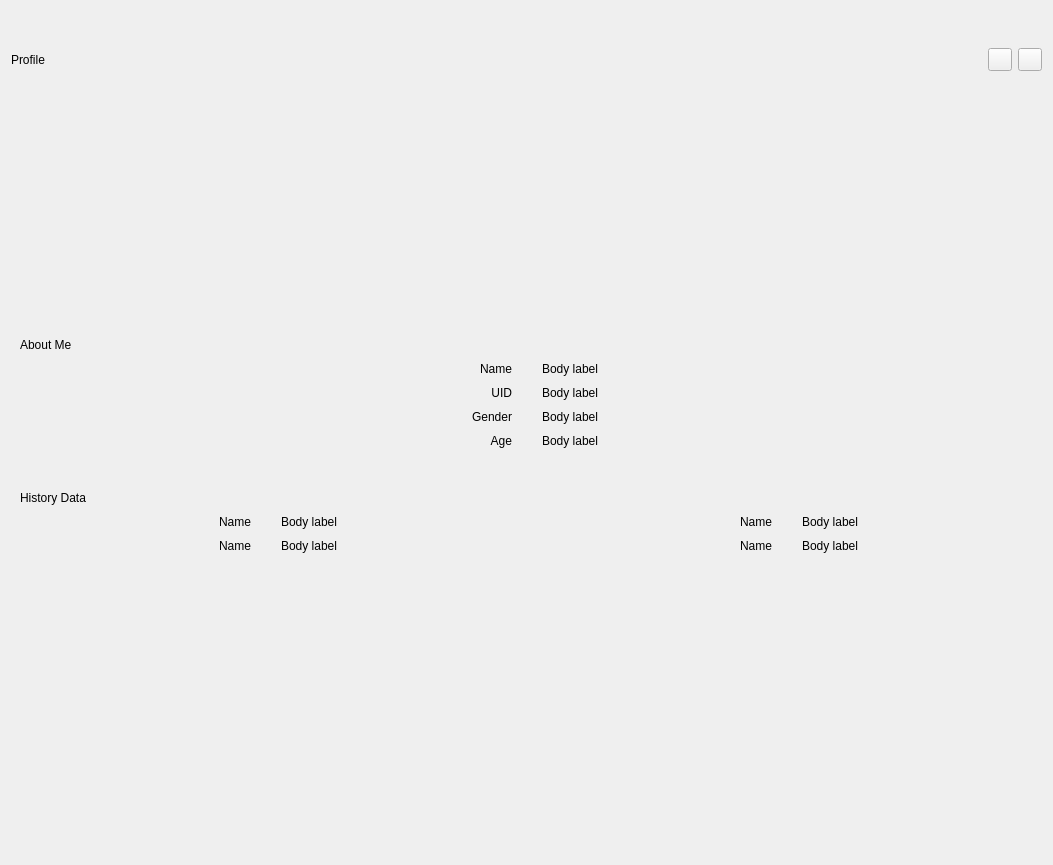
This is health_tracker/health_app_pyqt/ui/profile_interface.ui in sxdl/health_tracker as Qt 5 draws it before an edit. The edited form follows.
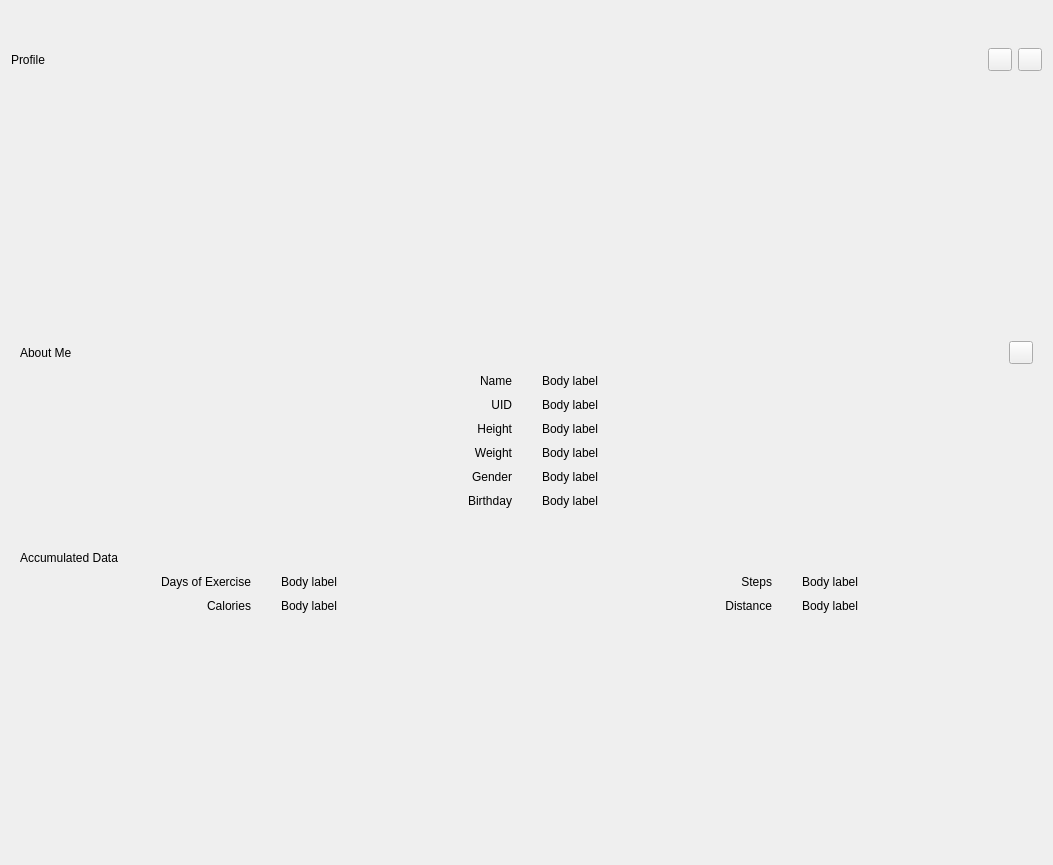
This is the edited form. Icons and pictures are not drawn. Custom widgets are drawn as their Qt base class.

Diff of the .ui file:
```diff
--- a/health_tracker/health_app_pyqt/ui/profile_interface.ui
+++ b/health_tracker/health_app_pyqt/ui/profile_interface.ui
@@ -101,56 +101,7 @@
       <property name="verticalSpacing">
        <number>10</number>
       </property>
-      <item row="2" column="0">
-       <layout class="QHBoxLayout" name="horizontalLayout_3">
-        <property name="spacing">
-         <number>30</number>
-        </property>
-        <item>
-         <widget class="StrongBodyLabel" name="UIDCap">
-          <property name="sizePolicy">
-           <sizepolicy hsizetype="Preferred" vsizetype="Fixed">
-            <horstretch>0</horstretch>
-            <verstretch>0</verstretch>
-           </sizepolicy>
-          </property>
-          <property name="minimumSize">
-           <size>
-            <width>50</width>
-            <height>0</height>
-           </size>
-          </property>
-          <property name="text">
-           <string>UID</string>
-          </property>
-          <property name="alignment">
-           <set>Qt::AlignRight|Qt::AlignTrailing|Qt::AlignVCenter</set>
-          </property>
-         </widget>
-        </item>
-        <item>
-         <widget class="BodyLabel" name="UIDLabel">
-          <property name="sizePolicy">
-           <sizepolicy hsizetype="Preferred" vsizetype="Fixed">
-            <horstretch>0</horstretch>
-            <verstretch>0</verstretch>
-           </sizepolicy>
-          </property>
-          <property name="text">
-           <string>Body label</string>
-          </property>
-         </widget>
-        </item>
-       </layout>
-      </item>
-      <item row="0" column="0">
-       <widget class="SubtitleLabel" name="SubtitleLabel_2">
-        <property name="text">
-         <string>About Me</string>
-        </property>
-       </widget>
-      </item>
-      <item row="3" column="0">
+      <item row="6" column="0">
        <layout class="QHBoxLayout" name="horizontalLayout_4">
         <property name="spacing">
          <number>30</number>
@@ -192,49 +143,66 @@
         </item>
        </layout>
       </item>
-      <item row="4" column="0">
-       <layout class="QHBoxLayout" name="horizontalLayout_5">
-        <property name="spacing">
-         <number>30</number>
-        </property>
-        <item>
-         <widget class="StrongBodyLabel" name="ageCap">
-          <property name="sizePolicy">
-           <sizepolicy hsizetype="Preferred" vsizetype="Fixed">
-            <horstretch>0</horstretch>
-            <verstretch>0</verstretch>
-           </sizepolicy>
-          </property>
-          <property name="minimumSize">
-           <size>
-            <width>50</width>
-            <height>0</height>
-           </size>
-          </property>
-          <property name="text">
-           <string>Age</string>
-          </property>
-          <property name="alignment">
-           <set>Qt::AlignRight|Qt::AlignTrailing|Qt::AlignVCenter</set>
-          </property>
-         </widget>
-        </item>
-        <item>
-         <widget class="BodyLabel" name="ageLabel">
-          <property name="sizePolicy">
-           <sizepolicy hsizetype="Preferred" vsizetype="Fixed">
-            <horstretch>0</horstretch>
-            <verstretch>0</verstretch>
-           </sizepolicy>
-          </property>
-          <property name="text">
-           <string>Body label</string>
-          </property>
-         </widget>
-        </item>
-       </layout>
-      </item>
       <item row="1" column="0">
+       <layout class="QGridLayout" name="gridLayout_2" rowminimumheight="0">
+        <property name="topMargin">
+         <number>3</number>
+        </property>
+        <item row="0" column="0">
+         <widget class="SubtitleLabel" name="SubtitleLabel_2">
+          <property name="text">
+           <string>About Me</string>
+          </property>
+         </widget>
+        </item>
+        <item row="0" column="1">
+         <widget class="ToolButton" name="editButton"/>
+        </item>
+       </layout>
+      </item>
+      <item row="3" column="0">
+       <layout class="QHBoxLayout" name="horizontalLayout_3">
+        <property name="spacing">
+         <number>30</number>
+        </property>
+        <item>
+         <widget class="StrongBodyLabel" name="UIDCap">
+          <property name="sizePolicy">
+           <sizepolicy hsizetype="Preferred" vsizetype="Fixed">
+            <horstretch>0</horstretch>
+            <verstretch>0</verstretch>
+           </sizepolicy>
+          </property>
+          <property name="minimumSize">
+           <size>
+            <width>50</width>
+            <height>0</height>
+           </size>
+          </property>
+          <property name="text">
+           <string>UID</string>
+          </property>
+          <property name="alignment">
+           <set>Qt::AlignRight|Qt::AlignTrailing|Qt::AlignVCenter</set>
+          </property>
+         </widget>
+        </item>
+        <item>
+         <widget class="BodyLabel" name="UIDLabel">
+          <property name="sizePolicy">
+           <sizepolicy hsizetype="Preferred" vsizetype="Fixed">
+            <horstretch>0</horstretch>
+            <verstretch>0</verstretch>
+           </sizepolicy>
+          </property>
+          <property name="text">
+           <string>Body label</string>
+          </property>
+         </widget>
+        </item>
+       </layout>
+      </item>
+      <item row="2" column="0">
        <layout class="QHBoxLayout" name="horizontalLayout_2">
         <property name="spacing">
          <number>30</number>
@@ -276,6 +244,132 @@
         </item>
        </layout>
       </item>
+      <item row="7" column="0">
+       <layout class="QHBoxLayout" name="horizontalLayout_5">
+        <property name="spacing">
+         <number>30</number>
+        </property>
+        <item>
+         <widget class="StrongBodyLabel" name="ageCap">
+          <property name="sizePolicy">
+           <sizepolicy hsizetype="Preferred" vsizetype="Fixed">
+            <horstretch>0</horstretch>
+            <verstretch>0</verstretch>
+           </sizepolicy>
+          </property>
+          <property name="minimumSize">
+           <size>
+            <width>50</width>
+            <height>0</height>
+           </size>
+          </property>
+          <property name="text">
+           <string>Birthday</string>
+          </property>
+          <property name="alignment">
+           <set>Qt::AlignRight|Qt::AlignTrailing|Qt::AlignVCenter</set>
+          </property>
+         </widget>
+        </item>
+        <item>
+         <widget class="BodyLabel" name="ageLabel">
+          <property name="sizePolicy">
+           <sizepolicy hsizetype="Preferred" vsizetype="Fixed">
+            <horstretch>0</horstretch>
+            <verstretch>0</verstretch>
+           </sizepolicy>
+          </property>
+          <property name="text">
+           <string>Body label</string>
+          </property>
+         </widget>
+        </item>
+       </layout>
+      </item>
+      <item row="4" column="0">
+       <layout class="QHBoxLayout" name="horizontalLayout_9">
+        <property name="spacing">
+         <number>30</number>
+        </property>
+        <item>
+         <widget class="StrongBodyLabel" name="UIDCap_2">
+          <property name="sizePolicy">
+           <sizepolicy hsizetype="Preferred" vsizetype="Fixed">
+            <horstretch>0</horstretch>
+            <verstretch>0</verstretch>
+           </sizepolicy>
+          </property>
+          <property name="minimumSize">
+           <size>
+            <width>50</width>
+            <height>0</height>
+           </size>
+          </property>
+          <property name="text">
+           <string>Height</string>
+          </property>
+          <property name="alignment">
+           <set>Qt::AlignRight|Qt::AlignTrailing|Qt::AlignVCenter</set>
+          </property>
+         </widget>
+        </item>
+        <item>
+         <widget class="BodyLabel" name="heightLabel">
+          <property name="sizePolicy">
+           <sizepolicy hsizetype="Preferred" vsizetype="Fixed">
+            <horstretch>0</horstretch>
+            <verstretch>0</verstretch>
+           </sizepolicy>
+          </property>
+          <property name="text">
+           <string>Body label</string>
+          </property>
+         </widget>
+        </item>
+       </layout>
+      </item>
+      <item row="5" column="0">
+       <layout class="QHBoxLayout" name="horizontalLayout_10">
+        <property name="spacing">
+         <number>30</number>
+        </property>
+        <item>
+         <widget class="StrongBodyLabel" name="UIDCap_3">
+          <property name="sizePolicy">
+           <sizepolicy hsizetype="Preferred" vsizetype="Fixed">
+            <horstretch>0</horstretch>
+            <verstretch>0</verstretch>
+           </sizepolicy>
+          </property>
+          <property name="minimumSize">
+           <size>
+            <width>50</width>
+            <height>0</height>
+           </size>
+          </property>
+          <property name="text">
+           <string>Weight</string>
+          </property>
+          <property name="alignment">
+           <set>Qt::AlignRight|Qt::AlignTrailing|Qt::AlignVCenter</set>
+          </property>
+         </widget>
+        </item>
+        <item>
+         <widget class="BodyLabel" name="wLabel_3">
+          <property name="sizePolicy">
+           <sizepolicy hsizetype="Preferred" vsizetype="Fixed">
+            <horstretch>0</horstretch>
+            <verstretch>0</verstretch>
+           </sizepolicy>
+          </property>
+          <property name="text">
+           <string>Body label</string>
+          </property>
+         </widget>
+        </item>
+       </layout>
+      </item>
      </layout>
     </widget>
    </item>
@@ -288,7 +382,7 @@
       <item>
        <widget class="SubtitleLabel" name="SubtitleLabel">
         <property name="text">
-         <string>History Data</string>
+         <string>Accumulated Data</string>
         </property>
        </widget>
       </item>
@@ -312,7 +406,7 @@
            </size>
           </property>
           <property name="text">
-           <string>Name</string>
+           <string>Days of Exercise</string>
           </property>
           <property name="alignment">
            <set>Qt::AlignRight|Qt::AlignTrailing|Qt::AlignVCenter</set>
@@ -347,7 +441,7 @@
            </size>
           </property>
           <property name="text">
-           <string>Name</string>
+           <string>Steps</string>
           </property>
           <property name="alignment">
            <set>Qt::AlignRight|Qt::AlignTrailing|Qt::AlignVCenter</set>
@@ -389,7 +483,7 @@
            </size>
           </property>
           <property name="text">
-           <string>Name</string>
+           <string>Calories</string>
           </property>
           <property name="alignment">
            <set>Qt::AlignRight|Qt::AlignTrailing|Qt::AlignVCenter</set>
@@ -424,7 +518,7 @@
            </size>
           </property>
           <property name="text">
-           <string>Name</string>
+           <string>Distance</string>
           </property>
           <property name="alignment">
            <set>Qt::AlignRight|Qt::AlignTrailing|Qt::AlignVCenter</set>
```
Left out of the diff: 2 changed lines with no effect on the pictures.
